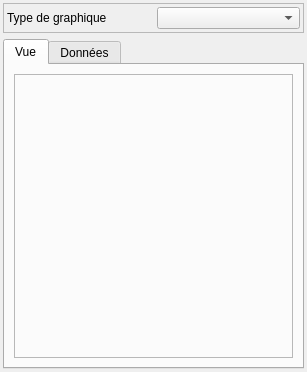
First picture: the form in Lamia/iface/qgiswidget/tools/toolprepro/base3/lamiabase_graph_tool_ui.ui, repository Artelia/Lamia, before the edit.
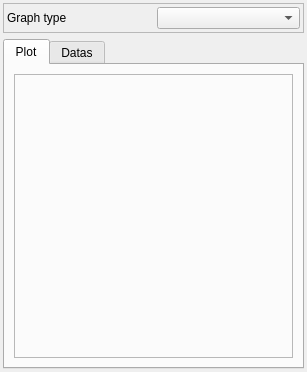
Second picture: the form after the edit.

```diff
--- a/Lamia/iface/qgiswidget/tools/toolprepro/base3/lamiabase_graph_tool_ui.ui
+++ b/Lamia/iface/qgiswidget/tools/toolprepro/base3/lamiabase_graph_tool_ui.ui
@@ -32,7 +32,7 @@
       <item>
        <widget class="QLabel" name="label">
         <property name="text">
-         <string>Type de graphique</string>
+         <string>Graph type</string>
         </property>
        </widget>
       </item>
@@ -49,7 +49,7 @@
      </property>
      <widget class="QWidget" name="tab">
       <attribute name="title">
-       <string>Vue</string>
+       <string>Plot</string>
       </attribute>
       <layout class="QVBoxLayout" name="verticalLayout_3">
        <item>
@@ -67,7 +67,7 @@
      </widget>
      <widget class="QWidget" name="tab_2">
       <attribute name="title">
-       <string>Données</string>
+       <string>Datas</string>
       </attribute>
       <layout class="QVBoxLayout" name="verticalLayout_2" stretch="1,10">
        <item>
```
Left out of the diff: 26 changed lines with no effect on the pictures.
